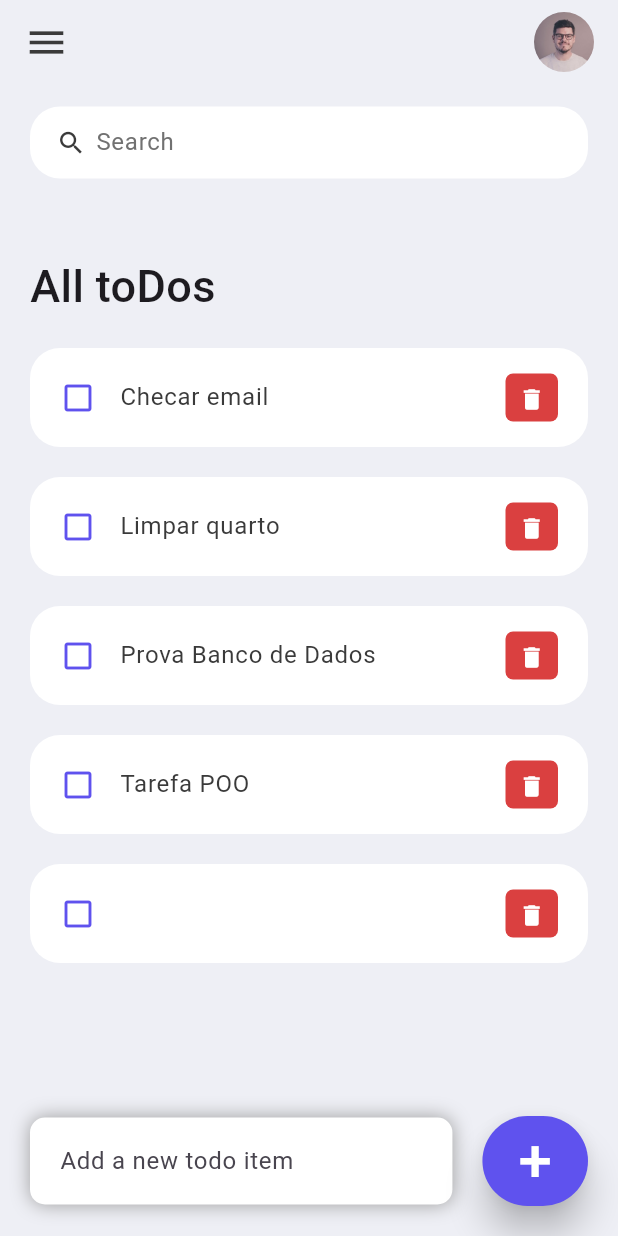
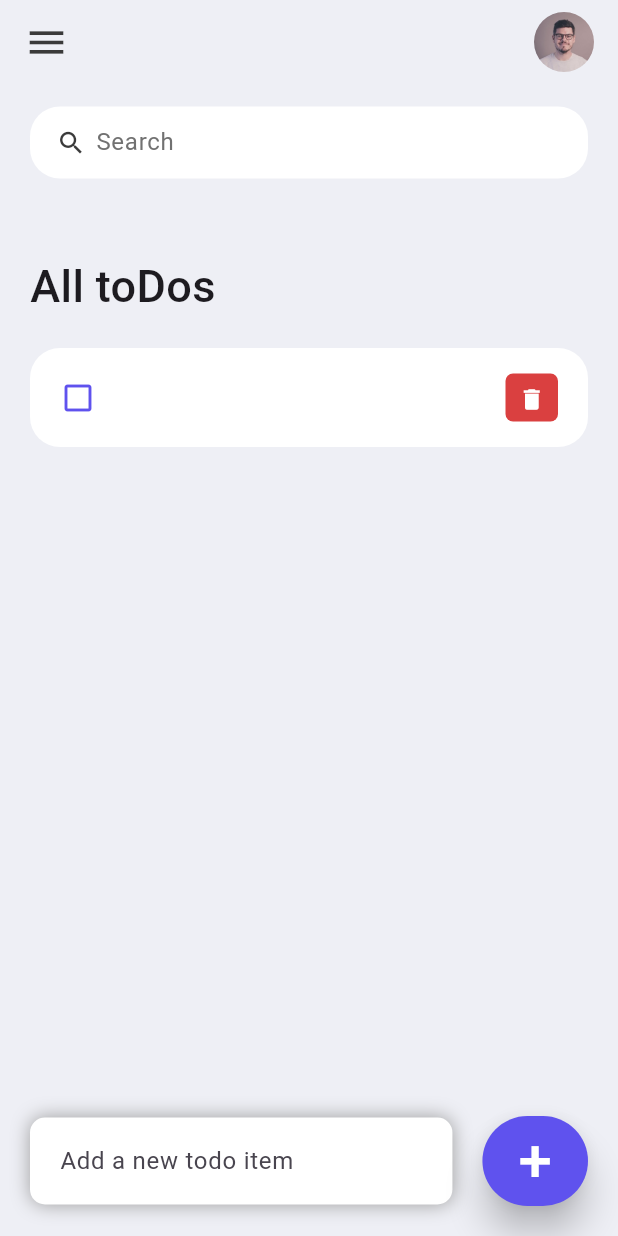
Before and after one commit to Chamonex/FlutterApps, a Flutter app: the screen it shows after launch, after a tap on an icon or button, on a phone screen of 412 x 824 dp. Run offline on Flutter 3.47's test engine with Material 3 defaults, Android fonts, the phone set to English and light mode, and no system bars.

Commit message:
ToDo List com modelo proprio

```diff
--- a/todo_app/lib/model/toDo.dart
+++ b/todo_app/lib/model/toDo.dart
@@ -8,13 +8,4 @@ class ToDo {
     required this.todoText,
     this.isDone = false,
   });
-
-  static List<ToDo> todoList() {
-    return [
-      ToDo(id: '01', todoText: 'Checar email'),
-      ToDo(id: '02', todoText: 'Limpar quarto'),
-      ToDo(id: '03', todoText: 'Prova Banco de Dados'),
-      ToDo(id: '04', todoText: 'Tarefa POO'),
-    ];
-  }
 }
--- /dev/null
+++ b/todo_app/lib/model/toDoList.dart
@@ -0,0 +1,7 @@
+import './toDo.dart';
+
+class ToDoList {
+  final List<ToDo> list;
+
+  ToDoList(this.list);
+}
--- a/todo_app/lib/screens/homePage.dart
+++ b/todo_app/lib/screens/homePage.dart
@@ -3,6 +3,7 @@ import '../constants/colors.dart';
 import '../widgets/searchBox.dart';
 import '../widgets/toDoWidget.dart';
 import '../model/toDo.dart';
+import '../model/toDoList.dart';
 
 class Home extends StatefulWidget {
   Home({super.key});
@@ -12,7 +13,9 @@ class Home extends StatefulWidget {
 }
 
 class _HomeState extends State<Home> {
-  final todosList = ToDo.todoList();
+
+  ToDoList todoList = ToDoList([]);
+
   final _todoController = TextEditingController();
   List<ToDo> _foundToDo = [];
 
@@ -24,14 +27,14 @@ class _HomeState extends State<Home> {
 
   void _deleteTodoItem(String id) {
     setState(() {
-      todosList.removeWhere((item) => item.id == id);
+      todoList.list.removeWhere((item) => item.id == id);
     });
   }
 
   void _addTodoItem(String text) {
     setState(() {
 
-      todosList.add(ToDo(
+      todoList.list.add(ToDo(
         id: DateTime.now().millisecondsSinceEpoch.toString(),
         todoText: text
       ));
@@ -42,10 +45,10 @@ class _HomeState extends State<Home> {
   void _runFilter(String key) {
     List<ToDo> results = [];
     if(key.isEmpty) {
-      results = todosList;
+      results = todoList.list;
     }
     else {
-      results = todosList
+      results = todoList.list
         .where((element) => element.todoText!
           .toLowerCase()
           .contains(key.toLowerCase()))
@@ -59,13 +62,12 @@ class _HomeState extends State<Home> {
 
   @override
   void initState() {
-    _foundToDo = todosList;
+    _foundToDo = todoList.list;
     super.initState();
   }
 
   @override
   Widget build(BuildContext context) {
-
 
     return Scaffold(
       backgroundColor: tdBGColor,
```
Also changed, not shown: todo_app/lib/controller/homeController.dart (added, +7 -0 lines).
